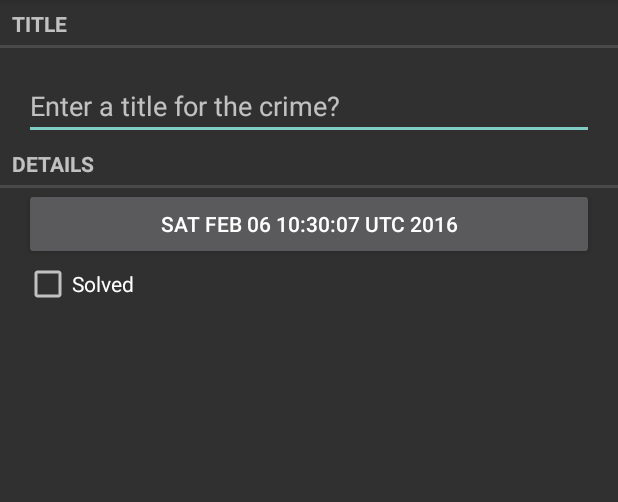
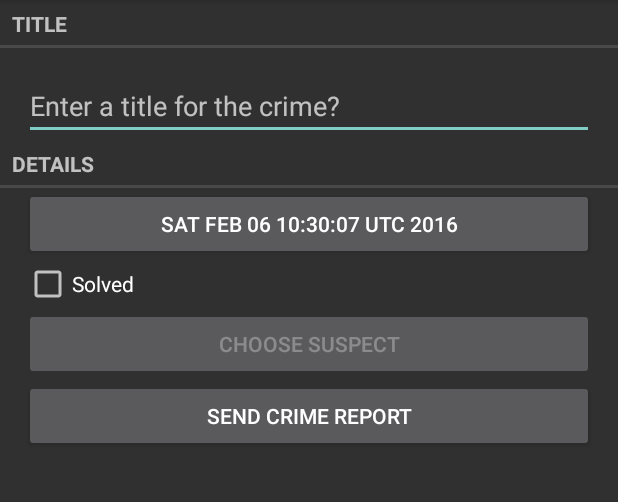
Before and after one commit to stemboltdeveloper/CriminalIntent, an Android app: the CrimeFragment screen opened directly, with no data from a screen before it, on a phone screen of 412 x 824 dp, the part 84-586 px from its top. Run offline under Robolectric (Android 15) with nearby library versions, the phone set to English and light mode, and no system bars.

Commit message:
implemented Intents to communicate with already installed applications, used PackageManager to ensure a function will not launch if there is no compatible app to carry out the task

```diff
--- a/app/src/main/java/com/stembo/android/criminalintent/Crime.java
+++ b/app/src/main/java/com/stembo/android/criminalintent/Crime.java
@@ -12,6 +12,7 @@ public class Crime {
     private String mTitle;
     private Date mDate;
     private boolean mSolved;
+    private String mSuspect;
 
     public Crime() {
         // Generator unique identifier
@@ -45,6 +46,14 @@ public class Crime {
         return mSolved;
     }
 
+    public String getSuspect() {
+        return mSuspect;
+    }
+
+    public void setSuspect(String suspect){
+        mSuspect = suspect;
+    }
+
     public void setSolved(boolean solved) {
         mSolved = solved;
     }
--- a/app/src/main/java/com/stembo/android/criminalintent/CrimeFragment.java
+++ b/app/src/main/java/com/stembo/android/criminalintent/CrimeFragment.java
@@ -2,12 +2,17 @@ package com.stembo.android.criminalintent;
 
 import android.app.Activity;
 import android.content.Intent;
+import android.content.pm.PackageManager;
+import android.database.Cursor;
+import android.net.Uri;
+import android.provider.ContactsContract;
 import android.support.v4.app.FragmentManager;
 import android.os.Bundle;
 import android.support.v4.app.Fragment;
 import android.text.Editable;
 import android.text.Layout;
 import android.text.TextWatcher;
+import android.text.format.DateFormat;
 import android.view.LayoutInflater;
 import android.view.View;
 import android.view.ViewGroup;
@@ -28,11 +33,14 @@ public class CrimeFragment extends android.support.v4.app.Fragment {
     private static final String ARG_CRIME_ID = "crime_id";
     private static final String DIALOG_DATE = "DialogDate";
     private static final int REQUEST_DATE = 0;
+    private static final int REQUEST_CONTACT = 1;
 
     private Crime mCrime;
     private EditText mTitleField;
     private Button mDateButton;
     private CheckBox mSolvedCheckbox;
+    private Button mSuspectButton;
+    private Button mReportButton;
 
     public static CrimeFragment newInstance(UUID crimeId){
         Bundle args = new Bundle();
@@ -103,11 +111,45 @@ public class CrimeFragment extends android.support.v4.app.Fragment {
         mSolvedCheckbox.setChecked(mCrime.isSolved());
         mSolvedCheckbox.setOnCheckedChangeListener(new CompoundButton.OnCheckedChangeListener() {
             @Override
-            public void onCheckedChanged(CompoundButton buttonView, boolean isChecked){
+            public void onCheckedChanged(CompoundButton buttonView, boolean isChecked) {
                 // Set the crime's solved property
                 mCrime.setSolved(isChecked);
             }
         });
+
+        mReportButton = (Button)v.findViewById(R.id.crime_report);
+        mReportButton.setOnClickListener(new View.OnClickListener(){
+            public void onClick(View v){
+                Intent i = new Intent(Intent.ACTION_SEND);
+                i.setType("text/plain");
+                i.putExtra(Intent.EXTRA_TEXT, getCrimeReport());
+                i.putExtra(Intent.EXTRA_SUBJECT,
+                        getString(R.string.crime_report_subject));
+                //creates a chooser for every launch of the intent
+                i = Intent.createChooser(i, getString(R.string.send_report));
+                startActivity(i);
+            }
+        });
+
+        final Intent pickContact = new Intent(Intent.ACTION_PICK,
+                ContactsContract.Contacts.CONTENT_URI);
+        //pickContact.addCategory(Intent.CATEGORY_HOME); //PackageManager Test Line
+        mSuspectButton = (Button) v.findViewById(R.id.crime_suspect);
+        mSuspectButton.setOnClickListener(new View.OnClickListener(){
+            public void onClick(View v){
+                startActivityForResult(pickContact, REQUEST_CONTACT);
+            }
+        });
+
+        if (mCrime.getSuspect() != null){
+            mSuspectButton.setText(mCrime.getSuspect());
+        }
+
+        PackageManager packageManager = getActivity().getPackageManager();
+        if (packageManager.resolveActivity(pickContact,
+                PackageManager.MATCH_DEFAULT_ONLY) == null){
+            mSuspectButton.setEnabled(false);
+        }
 
         return v;
     }
@@ -122,10 +164,56 @@ public class CrimeFragment extends android.support.v4.app.Fragment {
                     .getSerializableExtra(DatePickerFragment.EXTRA_DATE);
             mCrime.setDate(date);
             updateDate();
+        } else if (requestCode == REQUEST_CONTACT && data != null){
+            Uri contactUri = data.getData();
+            //Specify whicih fields you want your query to retun values for.
+            String[] queryFields = new String[]{
+                    ContactsContract.Contacts.DISPLAY_NAME
+            };
+            //Perform your query - the contactUri is like a 'where' clause here
+            Cursor c = getActivity().getContentResolver()
+                    .query(contactUri, queryFields, null, null, null);
+            try {
+                //Double check that you actually got results
+                if (c.getCount() == 0){
+                    return;
+                }
+                //Pul out the 1st Col of the 1st Row of data - suspect's name
+                c.moveToFirst();
+                String suspect = c.getString(0);
+                mCrime.setSuspect(suspect);
+                mSuspectButton.setText(suspect);
+            } finally {
+                c.close();
+            }
         }
     }
 
     private void updateDate() {
         mDateButton.setText(mCrime.getDate().toString());
     }
+
+    private String getCrimeReport(){
+        String solvedString = null;
+        if (mCrime.isSolved()){
+            solvedString = getString(R.string.crime_report_solved);
+        } else {
+            solvedString = getString(R.string.crime_report_unsolved);
+        }
+
+        String dateFormat = "EEE, MMM dd";
+        String dateString = DateFormat.format(dateFormat, mCrime.getDate()).toString();
+
+        String suspect = mCrime.getSuspect();
+        if (suspect == null){
+            suspect = getString(R.string.crime_report_no_suspect);
+        } else {
+            suspect = getString(R.string.crime_report_suspect);
+        }
+
+        String report = getString(R.string.crime_report, mCrime.getTitle(),
+                dateString, solvedString, suspect);
+
+        return report;
+    }
 }
--- a/app/src/main/java/com/stembo/android/criminalintent/CrimeLab.java
+++ b/app/src/main/java/com/stembo/android/criminalintent/CrimeLab.java
@@ -99,6 +99,7 @@ public class CrimeLab {
         values.put(CrimeTable.Cols.TITLE, crime.getTitle());
         values.put(CrimeTable.Cols.DATE, crime.getDate().getTime());
         values.put(CrimeTable.Cols.SOLVED, crime.isSolved() ? 1 : 0);
+        values.put(CrimeTable.Cols.SUSPECT, crime.getSuspect());
 
         return values;
     }
--- a/app/src/main/java/com/stembo/android/criminalintent/database/CrimeBaseHelper.java
+++ b/app/src/main/java/com/stembo/android/criminalintent/database/CrimeBaseHelper.java
@@ -25,7 +25,8 @@ public class CrimeBaseHelper extends SQLiteOpenHelper {
                 CrimeTable.Cols.UUID + "," +
                 CrimeTable.Cols.TITLE + "," +
                 CrimeTable.Cols.DATE + "," +
-                CrimeTable.Cols.SOLVED +
+                CrimeTable.Cols.SOLVED + ", " +
+                CrimeTable.Cols.SUSPECT +
                 ")"
         );
 
--- a/app/src/main/java/com/stembo/android/criminalintent/database/CrimeCursorWrapper.java
+++ b/app/src/main/java/com/stembo/android/criminalintent/database/CrimeCursorWrapper.java
@@ -23,11 +23,13 @@ public class CrimeCursorWrapper extends CursorWrapper {
         String title = getString(getColumnIndex(CrimeTable.Cols.TITLE));
         long date = getLong(getColumnIndex(CrimeTable.Cols.DATE));
         int isSolved = getInt(getColumnIndex(CrimeTable.Cols.SOLVED));
+        String suspect = getString(getColumnIndex(CrimeTable.Cols.SUSPECT));
 
         Crime crime = new Crime(UUID.fromString(uuidString));
         crime.setTitle(title);
         crime.setDate(new Date(date));
         crime.setSolved(isSolved != 0);
+        crime.setSuspect(suspect);
 
         return crime;
         //return null;
--- a/app/src/main/java/com/stembo/android/criminalintent/database/CrimeDbSchema.java
+++ b/app/src/main/java/com/stembo/android/criminalintent/database/CrimeDbSchema.java
@@ -13,6 +13,7 @@ public class CrimeDbSchema {
             public static final String TITLE = "title";
             public static final String DATE = "date";
             public static final String SOLVED = "solved";
+            public static final String SUSPECT = "suspect";
         }
     }
 }
--- a/app/src/main/res/layout/fragment_crime.xml
+++ b/app/src/main/res/layout/fragment_crime.xml
@@ -39,4 +39,20 @@
         android:text="@string/crime_solved_label"
         />
 
+    <Button android:id="@+id/crime_suspect"
+            android:layout_width="match_parent"
+            android:layout_height="wrap_content"
+            android:layout_marginLeft="16dp"
+            android:layout_marginRight="16dp"
+            android:text="@string/crime_suspect_text"
+            />
+
+    <Button android:id="@+id/crime_report"
+            android:layout_width="match_parent"
+            android:layout_height="wrap_content"
+            android:layout_marginLeft="16dp"
+            android:layout_marginRight="16dp"
+            android:text="@string/crime_report_text"
+            />
+
 </LinearLayout>
--- a/app/src/main/res/values/strings.xml
+++ b/app/src/main/res/values/strings.xml
@@ -10,4 +10,13 @@
     <string name="show_subtitle">Show Subtitles</string>
     <string name="hide_subtitle">Hide Subtitles</string>
     <string name="subtitle_format">%1$s crimes</string>
+    <string name="crime_suspect_text">Choose Suspect</string>
+    <string name="crime_report_text">Send Crime Report</string>
+    <string name="crime_report">%1$s! The crime was discovered on %2$s. %3$s, and %4$s</string>
+    <string name="crime_report_solved">The case is solved</string>
+    <string name="crime_report_unsolved">The case is not solved</string>
+    <string name="crime_report_no_suspect">There is no suspect</string>
+    <string name="crime_report_suspect">the suspect is %s.</string>
+    <string name="crime_report_subject">Criminal Intent Crime Report</string>
+    <string name="send_report">Send crime report via</string>
 </resources>
```
